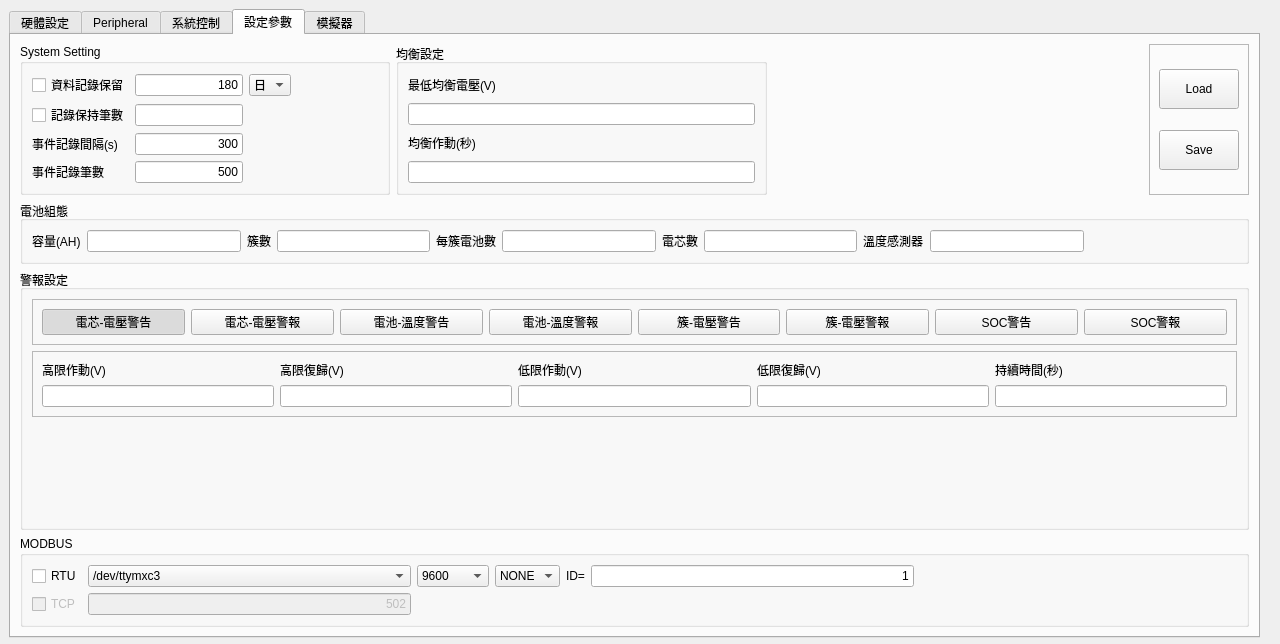
Above: frmhardwareconfig.ui from haoyi-jason/BMS_HY01_old before the change. Below: the same form after it.
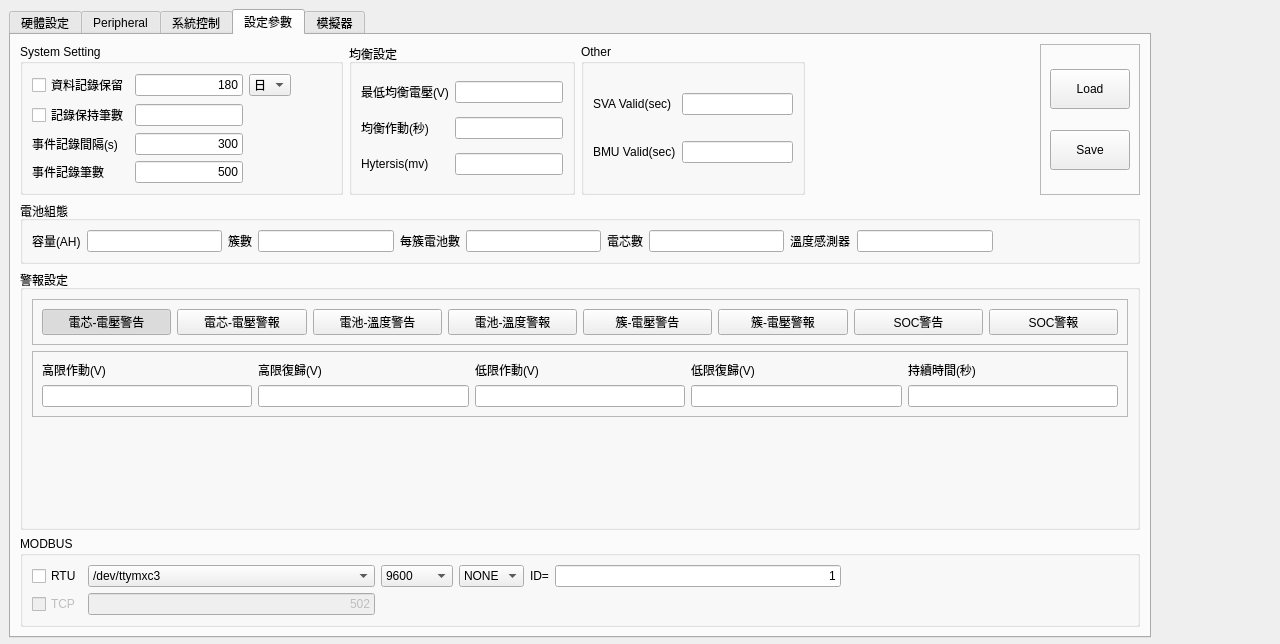
That is the form after the change. The open tabs and pages were chosen to show the change. Custom widgets are drawn as their Qt base class.

```diff
--- a/frmhardwareconfig.ui
+++ b/frmhardwareconfig.ui
@@ -24,7 +24,7 @@
     <rect>
      <x>9</x>
      <y>9</y>
-     <width>1251</width>
+     <width>1142</width>
      <height>629</height>
     </rect>
    </property>
@@ -1386,310 +1386,6 @@
      <string>設定參數</string>
     </attribute>
     <layout class="QGridLayout" name="gridLayout_13">
-     <item row="3" column="0" colspan="4">
-      <widget class="QGroupBox" name="groupBox_8">
-       <property name="maximumSize">
-        <size>
-         <width>16777215</width>
-         <height>16777215</height>
-        </size>
-       </property>
-       <property name="title">
-        <string>MODBUS</string>
-       </property>
-       <layout class="QGridLayout" name="gridLayout_8">
-        <item row="0" column="1">
-         <widget class="QComboBox" name="cbRTUPort">
-          <item>
-           <property name="text">
-            <string>/dev/ttymxc3</string>
-           </property>
-          </item>
-          <item>
-           <property name="text">
-            <string>/dev/ttymxc4</string>
-           </property>
-          </item>
-         </widget>
-        </item>
-        <item row="0" column="0">
-         <widget class="QCheckBox" name="cbMBSRTUEnable">
-          <property name="text">
-           <string>RTU</string>
-          </property>
-         </widget>
-        </item>
-        <item row="1" column="0">
-         <widget class="QCheckBox" name="cbMBSTCPEnable">
-          <property name="enabled">
-           <bool>false</bool>
-          </property>
-          <property name="text">
-           <string>TCP</string>
-          </property>
-         </widget>
-        </item>
-        <item row="1" column="1">
-         <widget class="FocusEditor" name="leTCPPort">
-          <property name="enabled">
-           <bool>false</bool>
-          </property>
-          <property name="text">
-           <string>502</string>
-          </property>
-          <property name="alignment">
-           <set>Qt::AlignRight|Qt::AlignTrailing|Qt::AlignVCenter</set>
-          </property>
-         </widget>
-        </item>
-        <item row="0" column="5">
-         <widget class="FocusEditor" name="leRTUID">
-          <property name="text">
-           <string>1</string>
-          </property>
-          <property name="alignment">
-           <set>Qt::AlignRight|Qt::AlignTrailing|Qt::AlignVCenter</set>
-          </property>
-         </widget>
-        </item>
-        <item row="0" column="4">
-         <widget class="QLabel" name="lb_hclr_2">
-          <property name="text">
-           <string>ID=</string>
-          </property>
-         </widget>
-        </item>
-        <item row="0" column="2">
-         <widget class="QComboBox" name="cbRTUBaudrate">
-          <item>
-           <property name="text">
-            <string>9600</string>
-           </property>
-          </item>
-          <item>
-           <property name="text">
-            <string>19200</string>
-           </property>
-          </item>
-          <item>
-           <property name="text">
-            <string>38400</string>
-           </property>
-          </item>
-          <item>
-           <property name="text">
-            <string>57600</string>
-           </property>
-          </item>
-          <item>
-           <property name="text">
-            <string>115200</string>
-           </property>
-          </item>
-         </widget>
-        </item>
-        <item row="0" column="3">
-         <widget class="QComboBox" name="cbRTUParity">
-          <item>
-           <property name="text">
-            <string>NONE</string>
-           </property>
-          </item>
-          <item>
-           <property name="text">
-            <string>EVEN</string>
-           </property>
-          </item>
-          <item>
-           <property name="text">
-            <string>ODD</string>
-           </property>
-          </item>
-         </widget>
-        </item>
-        <item row="0" column="6">
-         <spacer name="horizontalSpacer_10">
-          <property name="orientation">
-           <enum>Qt::Horizontal</enum>
-          </property>
-          <property name="sizeHint" stdset="0">
-           <size>
-            <width>40</width>
-            <height>20</height>
-           </size>
-          </property>
-         </spacer>
-        </item>
-       </layout>
-      </widget>
-     </item>
-     <item row="0" column="1">
-      <widget class="QGroupBox" name="groupBox_16">
-       <property name="title">
-        <string>均衡設定</string>
-       </property>
-       <layout class="QGridLayout" name="gridLayout_10">
-        <item row="2" column="0">
-         <widget class="QLabel" name="label_10">
-          <property name="text">
-           <string>均衡作動(秒)</string>
-          </property>
-         </widget>
-        </item>
-        <item row="0" column="0">
-         <widget class="QLabel" name="label_9">
-          <property name="text">
-           <string>最低均衡電壓(V)</string>
-          </property>
-         </widget>
-        </item>
-        <item row="1" column="0">
-         <widget class="FocusEditor" name="leMinBalancingMv">
-          <property name="alignment">
-           <set>Qt::AlignRight|Qt::AlignTrailing|Qt::AlignVCenter</set>
-          </property>
-         </widget>
-        </item>
-        <item row="3" column="0">
-         <widget class="FocusEditor" name="leBalancingTimeSec">
-          <property name="alignment">
-           <set>Qt::AlignRight|Qt::AlignTrailing|Qt::AlignVCenter</set>
-          </property>
-         </widget>
-        </item>
-       </layout>
-      </widget>
-     </item>
-     <item row="0" column="3">
-      <widget class="QFrame" name="frame">
-       <property name="frameShape">
-        <enum>QFrame::StyledPanel</enum>
-       </property>
-       <property name="frameShadow">
-        <enum>QFrame::Raised</enum>
-       </property>
-       <layout class="QVBoxLayout" name="verticalLayout_6">
-        <item>
-         <widget class="QPushButton" name="pbLoadLocalSetting">
-          <property name="minimumSize">
-           <size>
-            <width>0</width>
-            <height>40</height>
-           </size>
-          </property>
-          <property name="text">
-           <string>Load</string>
-          </property>
-         </widget>
-        </item>
-        <item>
-         <widget class="QPushButton" name="pbSaveLocalConfig">
-          <property name="minimumSize">
-           <size>
-            <width>0</width>
-            <height>40</height>
-           </size>
-          </property>
-          <property name="text">
-           <string>Save</string>
-          </property>
-         </widget>
-        </item>
-       </layout>
-      </widget>
-     </item>
-     <item row="1" column="0" colspan="4">
-      <widget class="QGroupBox" name="groupBox_17">
-       <property name="title">
-        <string>電池組態</string>
-       </property>
-       <layout class="QHBoxLayout" name="horizontalLayout_16">
-        <item>
-         <widget class="QLabel" name="label_13">
-          <property name="text">
-           <string>容量(AH)</string>
-          </property>
-         </widget>
-        </item>
-        <item>
-         <widget class="FocusEditor" name="leCapacity">
-          <property name="alignment">
-           <set>Qt::AlignRight|Qt::AlignTrailing|Qt::AlignVCenter</set>
-          </property>
-         </widget>
-        </item>
-        <item>
-         <widget class="QLabel" name="label_11">
-          <property name="text">
-           <string>簇數</string>
-          </property>
-         </widget>
-        </item>
-        <item>
-         <widget class="FocusEditor" name="leNofStacks">
-          <property name="alignment">
-           <set>Qt::AlignRight|Qt::AlignTrailing|Qt::AlignVCenter</set>
-          </property>
-         </widget>
-        </item>
-        <item>
-         <widget class="QLabel" name="label_12">
-          <property name="text">
-           <string>每簇電池數</string>
-          </property>
-         </widget>
-        </item>
-        <item>
-         <widget class="FocusEditor" name="leNofBatteries">
-          <property name="alignment">
-           <set>Qt::AlignRight|Qt::AlignTrailing|Qt::AlignVCenter</set>
-          </property>
-         </widget>
-        </item>
-        <item>
-         <widget class="QLabel" name="label_29">
-          <property name="text">
-           <string>電芯數</string>
-          </property>
-         </widget>
-        </item>
-        <item>
-         <widget class="FocusEditor" name="leNofCells">
-          <property name="alignment">
-           <set>Qt::AlignRight|Qt::AlignTrailing|Qt::AlignVCenter</set>
-          </property>
-         </widget>
-        </item>
-        <item>
-         <widget class="QLabel" name="label_30">
-          <property name="text">
-           <string>溫度感測器</string>
-          </property>
-         </widget>
-        </item>
-        <item>
-         <widget class="FocusEditor" name="leNofNtcs">
-          <property name="alignment">
-           <set>Qt::AlignRight|Qt::AlignTrailing|Qt::AlignVCenter</set>
-          </property>
-         </widget>
-        </item>
-        <item>
-         <spacer name="horizontalSpacer_9">
-          <property name="orientation">
-           <enum>Qt::Horizontal</enum>
-          </property>
-          <property name="sizeHint" stdset="0">
-           <size>
-            <width>40</width>
-            <height>20</height>
-           </size>
-          </property>
-         </spacer>
-        </item>
-       </layout>
-      </widget>
-     </item>
      <item row="0" column="0">
       <widget class="QGroupBox" name="groupBox_15">
        <property name="title">
@@ -1791,7 +1487,58 @@
        </layout>
       </widget>
      </item>
-     <item row="2" column="0" colspan="4">
+     <item row="0" column="3">
+      <spacer name="horizontalSpacer_8">
+       <property name="orientation">
+        <enum>Qt::Horizontal</enum>
+       </property>
+       <property name="sizeHint" stdset="0">
+        <size>
+         <width>40</width>
+         <height>20</height>
+        </size>
+       </property>
+      </spacer>
+     </item>
+     <item row="0" column="4">
+      <widget class="QFrame" name="frame">
+       <property name="frameShape">
+        <enum>QFrame::StyledPanel</enum>
+       </property>
+       <property name="frameShadow">
+        <enum>QFrame::Raised</enum>
+       </property>
+       <layout class="QVBoxLayout" name="verticalLayout_6">
+        <item>
+         <widget class="QPushButton" name="pbLoadLocalSetting">
+          <property name="minimumSize">
+           <size>
+            <width>0</width>
+            <height>40</height>
+           </size>
+          </property>
+          <property name="text">
+           <string>Load</string>
+          </property>
+         </widget>
+        </item>
+        <item>
+         <widget class="QPushButton" name="pbSaveLocalConfig">
+          <property name="minimumSize">
+           <size>
+            <width>0</width>
+            <height>40</height>
+           </size>
+          </property>
+          <property name="text">
+           <string>Save</string>
+          </property>
+         </widget>
+        </item>
+       </layout>
+      </widget>
+     </item>
+     <item row="2" column="0" colspan="5">
       <widget class="QGroupBox" name="groupBox_35">
        <property name="title">
         <string>警報設定</string>
@@ -2014,18 +1761,322 @@
        </layout>
       </widget>
      </item>
+     <item row="1" column="0" colspan="5">
+      <widget class="QGroupBox" name="groupBox_17">
+       <property name="title">
+        <string>電池組態</string>
+       </property>
+       <layout class="QHBoxLayout" name="horizontalLayout_16">
+        <item>
+         <widget class="QLabel" name="label_13">
+          <property name="text">
+           <string>容量(AH)</string>
+          </property>
+         </widget>
+        </item>
+        <item>
+         <widget class="FocusEditor" name="leCapacity">
+          <property name="alignment">
+           <set>Qt::AlignRight|Qt::AlignTrailing|Qt::AlignVCenter</set>
+          </property>
+         </widget>
+        </item>
+        <item>
+         <widget class="QLabel" name="label_11">
+          <property name="text">
+           <string>簇數</string>
+          </property>
+         </widget>
+        </item>
+        <item>
+         <widget class="FocusEditor" name="leNofStacks">
+          <property name="alignment">
+           <set>Qt::AlignRight|Qt::AlignTrailing|Qt::AlignVCenter</set>
+          </property>
+         </widget>
+        </item>
+        <item>
+         <widget class="QLabel" name="label_12">
+          <property name="text">
+           <string>每簇電池數</string>
+          </property>
+         </widget>
+        </item>
+        <item>
+         <widget class="FocusEditor" name="leNofBatteries">
+          <property name="alignment">
+           <set>Qt::AlignRight|Qt::AlignTrailing|Qt::AlignVCenter</set>
+          </property>
+         </widget>
+        </item>
+        <item>
+         <widget class="QLabel" name="label_29">
+          <property name="text">
+           <string>電芯數</string>
+          </property>
+         </widget>
+        </item>
+        <item>
+         <widget class="FocusEditor" name="leNofCells">
+          <property name="alignment">
+           <set>Qt::AlignRight|Qt::AlignTrailing|Qt::AlignVCenter</set>
+          </property>
+         </widget>
+        </item>
+        <item>
+         <widget class="QLabel" name="label_30">
+          <property name="text">
+           <string>溫度感測器</string>
+          </property>
+         </widget>
+        </item>
+        <item>
+         <widget class="FocusEditor" name="leNofNtcs">
+          <property name="alignment">
+           <set>Qt::AlignRight|Qt::AlignTrailing|Qt::AlignVCenter</set>
+          </property>
+         </widget>
+        </item>
+        <item>
+         <spacer name="horizontalSpacer_9">
+          <property name="orientation">
+           <enum>Qt::Horizontal</enum>
+          </property>
+          <property name="sizeHint" stdset="0">
+           <size>
+            <width>40</width>
+            <height>20</height>
+           </size>
+          </property>
+         </spacer>
+        </item>
+       </layout>
+      </widget>
+     </item>
+     <item row="0" column="1">
+      <widget class="QGroupBox" name="groupBox_16">
+       <property name="title">
+        <string>均衡設定</string>
+       </property>
+       <layout class="QGridLayout" name="gridLayout_10">
+        <item row="2" column="0">
+         <widget class="QLabel" name="label_10">
+          <property name="text">
+           <string>均衡作動(秒)</string>
+          </property>
+         </widget>
+        </item>
+        <item row="0" column="0">
+         <widget class="QLabel" name="label_9">
+          <property name="text">
+           <string>最低均衡電壓(V)</string>
+          </property>
+         </widget>
+        </item>
+        <item row="0" column="1">
+         <widget class="FocusEditor" name="leMinBalancingMv">
+          <property name="alignment">
+           <set>Qt::AlignRight|Qt::AlignTrailing|Qt::AlignVCenter</set>
+          </property>
+         </widget>
+        </item>
+        <item row="2" column="1">
+         <widget class="FocusEditor" name="leBalancingTimeSec">
+          <property name="alignment">
+           <set>Qt::AlignRight|Qt::AlignTrailing|Qt::AlignVCenter</set>
+          </property>
+         </widget>
+        </item>
+        <item row="3" column="0">
+         <widget class="QLabel" name="label_26">
+          <property name="text">
+           <string>Hytersis(mv)</string>
+          </property>
+         </widget>
+        </item>
+        <item row="3" column="1">
+         <widget class="FocusEditor" name="leHystersis">
+          <property name="alignment">
+           <set>Qt::AlignRight|Qt::AlignTrailing|Qt::AlignVCenter</set>
+          </property>
+         </widget>
+        </item>
+       </layout>
+      </widget>
+     </item>
+     <item row="3" column="0" colspan="5">
+      <widget class="QGroupBox" name="groupBox_8">
+       <property name="maximumSize">
+        <size>
+         <width>16777215</width>
+         <height>16777215</height>
+        </size>
+       </property>
+       <property name="title">
+        <string>MODBUS</string>
+       </property>
+       <layout class="QGridLayout" name="gridLayout_8">
+        <item row="0" column="1">
+         <widget class="QComboBox" name="cbRTUPort">
+          <item>
+           <property name="text">
+            <string>/dev/ttymxc3</string>
+           </property>
+          </item>
+          <item>
+           <property name="text">
+            <string>/dev/ttymxc4</string>
+           </property>
+          </item>
+         </widget>
+        </item>
+        <item row="0" column="0">
+         <widget class="QCheckBox" name="cbMBSRTUEnable">
+          <property name="text">
+           <string>RTU</string>
+          </property>
+         </widget>
+        </item>
+        <item row="1" column="0">
+         <widget class="QCheckBox" name="cbMBSTCPEnable">
+          <property name="enabled">
+           <bool>false</bool>
+          </property>
+          <property name="text">
+           <string>TCP</string>
+          </property>
+         </widget>
+        </item>
+        <item row="1" column="1">
+         <widget class="FocusEditor" name="leTCPPort">
+          <property name="enabled">
+           <bool>false</bool>
+          </property>
+          <property name="text">
+           <string>502</string>
+          </property>
+          <property name="alignment">
+           <set>Qt::AlignRight|Qt::AlignTrailing|Qt::AlignVCenter</set>
+          </property>
+         </widget>
+        </item>
+        <item row="0" column="5">
+         <widget class="FocusEditor" name="leRTUID">
+          <property name="text">
+           <string>1</string>
+          </property>
+          <property name="alignment">
+           <set>Qt::AlignRight|Qt::AlignTrailing|Qt::AlignVCenter</set>
+          </property>
+         </widget>
+        </item>
+        <item row="0" column="4">
+         <widget class="QLabel" name="lb_hclr_2">
+          <property name="text">
+           <string>ID=</string>
+          </property>
+         </widget>
+        </item>
+        <item row="0" column="2">
+         <widget class="QComboBox" name="cbRTUBaudrate">
+          <item>
+           <property name="text">
+            <string>9600</string>
+           </property>
+          </item>
+          <item>
+           <property name="text">
+            <string>19200</string>
+           </property>
+          </item>
+          <item>
+           <property name="text">
+            <string>38400</string>
+           </property>
+          </item>
+          <item>
+           <property name="text">
+            <string>57600</string>
+           </property>
+          </item>
+          <item>
+           <property name="text">
+            <string>115200</string>
+           </property>
+          </item>
+         </widget>
+        </item>
+        <item row="0" column="3">
+         <widget class="QComboBox" name="cbRTUParity">
+          <item>
+           <property name="text">
+            <string>NONE</string>
+           </property>
+          </item>
+          <item>
+           <property name="text">
+            <string>EVEN</string>
+           </property>
+          </item>
+          <item>
+           <property name="text">
+            <string>ODD</string>
+           </property>
+          </item>
+         </widget>
+        </item>
+        <item row="0" column="6">
+         <spacer name="horizontalSpacer_10">
+          <property name="orientation">
+           <enum>Qt::Horizontal</enum>
+          </property>
+          <property name="sizeHint" stdset="0">
+           <size>
+            <width>40</width>
+            <height>20</height>
+           </size>
+          </property>
+         </spacer>
+        </item>
+       </layout>
+      </widget>
+     </item>
      <item row="0" column="2">
-      <spacer name="horizontalSpacer_8">
-       <property name="orientation">
-        <enum>Qt::Horizontal</enum>
+      <widget class="QGroupBox" name="groupBox_20">
+       <property name="title">
+        <string>Other</string>
        </property>
-       <property name="sizeHint" stdset="0">
-        <size>
-         <width>40</width>
-         <height>20</height>
-        </size>
-       </property>
-      </spacer>
+       <layout class="QGridLayout" name="gridLayout_15">
+        <item row="0" column="1">
+         <widget class="FocusEditor" name="leSVAValid">
+          <property name="alignment">
+           <set>Qt::AlignRight|Qt::AlignTrailing|Qt::AlignVCenter</set>
+          </property>
+         </widget>
+        </item>
+        <item row="0" column="0">
+         <widget class="QLabel" name="label_27">
+          <property name="text">
+           <string>SVA Valid(sec)</string>
+          </property>
+         </widget>
+        </item>
+        <item row="1" column="0">
+         <widget class="QLabel" name="label_28">
+          <property name="text">
+           <string>BMU Valid(sec)</string>
+          </property>
+         </widget>
+        </item>
+        <item row="1" column="1">
+         <widget class="FocusEditor" name="leBMUValid">
+          <property name="alignment">
+           <set>Qt::AlignRight|Qt::AlignTrailing|Qt::AlignVCenter</set>
+          </property>
+         </widget>
+        </item>
+       </layout>
+      </widget>
      </item>
     </layout>
    </widget>
```
Left out of the diff: 209 changed lines with no effect on the pictures.
